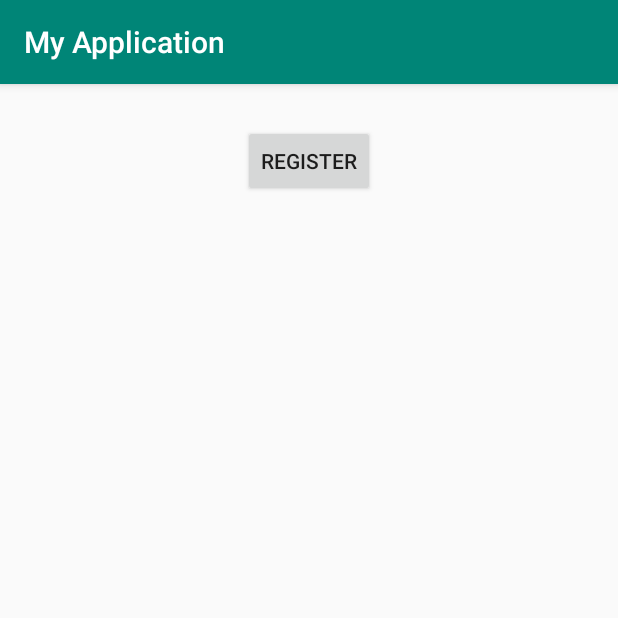
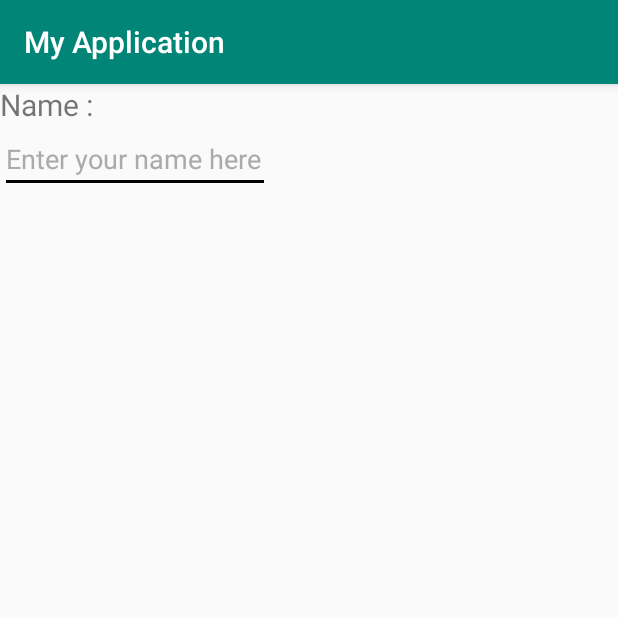
Before and after one commit to sesiliafenina/singup, an Android app: the DetailsActivity screen opened directly, with no data from a screen before it, after a tap on "REGISTER", on a phone screen of 412 x 824 dp, the top half of it. Run offline under Robolectric (Android 15) with nearby library versions, the light colour scheme and no system bars.

Commit message:
fixed issues with register button

```diff
--- a/app/src/main/AndroidManifest.xml
+++ b/app/src/main/AndroidManifest.xml
@@ -11,6 +11,8 @@
             android:theme="@style/AppTheme">
         <activity android:name=".DetailsActivity">
         </activity>
+        <activity android:name=".RegisterActivity">
+        </activity>
         <activity android:name=".MainActivity">
             <intent-filter>
                 <action android:name="android.intent.action.MAIN"/>
--- a/app/src/main/java/com/example/myapplication/DetailsActivity.java
+++ b/app/src/main/java/com/example/myapplication/DetailsActivity.java
@@ -1,5 +1,9 @@
 package com.example.myapplication;
 
+import android.content.Intent;
+import android.util.Log;
+import android.view.View;
+import android.widget.Button;
 import android.widget.TextView;
 import androidx.appcompat.app.AppCompatActivity;
 import android.os.Bundle;
@@ -14,5 +18,18 @@ public class DetailsActivity extends AppCompatActivity {
         String savedExtra = getIntent().getStringExtra("animal");
         TextView myText = findViewById(R.id.eventDetails);
         myText.setText(savedExtra);
+
+        Button button = findViewById(R.id.registerButton);
+        button.setOnClickListener(new View.OnClickListener() {
+            public void onClick(View v) {
+                registerPerson(v);
+            }
+        });
+    }
+
+    public void registerPerson(android.view.View v){
+        Log.d("CALLING", "register person is executed");
+        Intent intent = new Intent(DetailsActivity.this, RegisterActivity.class);
+        startActivity(intent); // this is causing exception
     }
 }
--- a/app/src/main/java/com/example/myapplication/MainActivity.java
+++ b/app/src/main/java/com/example/myapplication/MainActivity.java
@@ -9,6 +9,7 @@ package com.example.myapplication;
 import android.content.Intent;
 import android.view.View;
 import android.widget.AdapterView;
+import android.widget.Button;
 import android.widget.ListView;
 import androidx.appcompat.app.AppCompatActivity;
 import android.os.Bundle;
--- /dev/null
+++ b/app/src/main/java/com/example/myapplication/RegisterActivity.java
@@ -0,0 +1,14 @@
+package com.example.myapplication;
+
+import android.os.Bundle;
+import android.view.View;
+import androidx.appcompat.app.AppCompatActivity;
+
+public class RegisterActivity extends AppCompatActivity {
+
+    @Override
+    protected void onCreate(Bundle savedInstance) {
+        super.onCreate(savedInstance);
+        setContentView(R.layout.register);
+    }
+}
--- a/app/src/main/res/layout/activity_details.xml
+++ b/app/src/main/res/layout/activity_details.xml
@@ -22,7 +22,6 @@
             app:layout_constraintStart_toStartOf="parent"
             app:layout_constraintEnd_toEndOf="parent"
             app:layout_constraintTop_toBottomOf="@id/eventDetails"
-            android:onClick="registerPerson"
             android:layout_width="wrap_content"
             android:layout_height="wrap_content"/>
 </androidx.constraintlayout.widget.ConstraintLayout>
--- a/app/src/main/res/layout/listview_row.xml
+++ b/app/src/main/res/layout/listview_row.xml
@@ -1,6 +1,6 @@
 <?xml version="1.0" encoding="utf-8"?>
 <LinearLayout xmlns:android="http://schemas.android.com/apk/res/android"
-              xmlns:app="http://schemas.android.com/apk/res-auto" xmlns:tools="http://schemas.android.com/tools"
+              xmlns:tools="http://schemas.android.com/tools"
               android:orientation="horizontal"
               android:layout_width="match_parent"
               android:layout_height="wrap_content">
```
Also changed, not shown: app/src/main/java/com/example/myapplication/register.java (deleted, +0 -27 lines).
